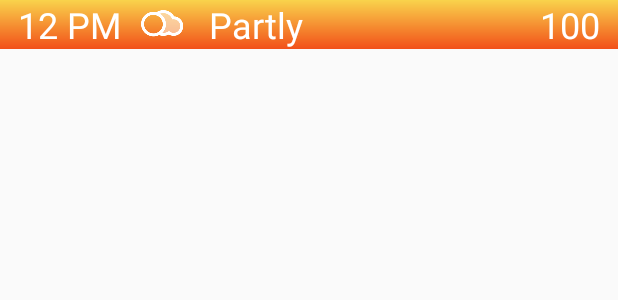
After one commit to iankit/weather_app, an Android app: the layout hourly_list_element.xml on its own in the app's theme, with its tools: preview values and no code run, on a phone screen of 412 x 824 dp. The commit adds this screen. Shown: the top 300 px of the screen. Run offline under Robolectric (Android 15) with nearby library versions, the phone set to English and light mode, and no system bars.

Commit message:
Hourly Forcast Activity Done

```diff
--- a/app/src/main/java/weatherwallet/heaven/zion/weatherwallet/ui/DailyForecastActivity.java
+++ b/app/src/main/java/weatherwallet/heaven/zion/weatherwallet/ui/DailyForecastActivity.java
@@ -9,7 +9,7 @@ import java.util.Arrays;
 
 import weatherwallet.heaven.zion.weatherwallet.R;
 import weatherwallet.heaven.zion.weatherwallet.adapters.DayAdapter;
-import weatherwallet.heaven.zion.weatherwallet.weather.Day;
+import weatherwallet.heaven.zion.weatherwallet .weather.Day;
 
 public class DailyForecastActivity extends ListActivity {
 
--- a/app/src/main/java/weatherwallet/heaven/zion/weatherwallet/ui/MainActivity.java
+++ b/app/src/main/java/weatherwallet/heaven/zion/weatherwallet/ui/MainActivity.java
@@ -40,7 +40,7 @@ public class MainActivity extends AppCompatActivity {
 
     public static final String TAG = MainActivity.class.getSimpleName();
     public static final String DAILY_FORECAST = "DAILY_FORECAST";
-    private static final String HOURLY_FORCAST = "HOURLY_FORCAST";
+    public static final String HOURLY_FORCAST = "HOURLY_FORCAST";
 
     private Forecast mForecast;
 
@@ -280,7 +280,7 @@ public class MainActivity extends AppCompatActivity {
     @OnClick (R.id.hourlyButton)
     public void startHourlyActivity(View view){
         Intent intent = new Intent(this,Hourly_Forcast.class);
-        intent.putExtra(HOURLY_FORCAST, mForecast.getDailyForecast());
+        intent.putExtra(HOURLY_FORCAST, mForecast.getHourlyForecast());
         startActivity(intent);
     }
 }
--- a/app/src/main/java/weatherwallet/heaven/zion/weatherwallet/weather/Day.java
+++ b/app/src/main/java/weatherwallet/heaven/zion/weatherwallet/weather/Day.java
@@ -94,7 +94,7 @@ public class Day implements Parcelable {
 
     public static final Creator<Day> CREATOR = new Creator<Day>() {
         @Override
-        public Day createFromParcel(Parcel source) {
+        public Day createFromParcel(Parcel source)  {
             return new Day(source);
         }
 
--- /dev/null
+++ b/app/src/main/res/layout/hourly_list_element.xml
@@ -0,0 +1,54 @@
+<?xml version="1.0" encoding="utf-8"?>
+<RelativeLayout xmlns:android="http://schemas.android.com/apk/res/android"
+                xmlns:tools="http://schemas.android.com/tools"
+                android:layout_width="match_parent"
+                android:layout_height="wrap_content"
+                android:paddingLeft="12dp"
+                android:paddingRight="12dp"
+                tools:background="@drawable/bg_gradient">
+
+    <TextView
+        android:id="@+id/timeLabel"
+        android:layout_width="80dp"
+        android:layout_height="wrap_content"
+        android:layout_alignParentLeft="true"
+        android:layout_alignParentStart="true"
+        android:layout_centerVertical="true"
+        android:textColor="@android:color/white"
+        android:textSize="24sp"
+        tools:text="12 PM"/>
+
+    <ImageView
+        android:id="@+id/iconImageLabel"
+        android:layout_width="wrap_content"
+        android:layout_height="wrap_content"
+        android:layout_centerVertical="true"
+        android:layout_toEndOf="@+id/timeLabel"
+        android:layout_toRightOf="@+id/timeLabel"
+        android:src="@drawable/partly_cloudy"/>
+
+    <TextView
+        android:id="@+id/temperatureLabel"
+        android:layout_width="wrap_content"
+        android:layout_height="wrap_content"
+        android:layout_alignParentEnd="true"
+        android:layout_alignParentRight="true"
+        android:layout_centerVertical="true"
+        android:textColor="#ffffff"
+        android:textSize="24sp"
+        tools:text="100"/>
+
+    <TextView
+        android:id="@+id/summeryLabelHourly"
+        android:layout_width="wrap_content"
+        android:layout_height="wrap_content"
+        android:layout_centerVertical="true"
+        android:layout_toEndOf="@+id/iconImageLabel"
+        android:layout_toLeftOf="@+id/temperatureLabel"
+        android:layout_toRightOf="@+id/iconImageLabel"
+        android:paddingLeft="15dp"
+        android:paddingRight="15dp"
+        android:textColor="#ffffff"
+        android:textSize="24dp"
+        tools:text="Partly"/>
+</RelativeLayout>
```
Also changed, not shown: app/src/main/java/weatherwallet/heaven/zion/weatherwallet/adapters/HourAdapter.java (added, +64 -0 lines), app/src/main/java/weatherwallet/heaven/zion/weatherwallet/ui/Hourly_Forcast.java (+27 -0 lines), app/src/main/java/weatherwallet/heaven/zion/weatherwallet/weather/Hour.java (+53 -3 lines).
